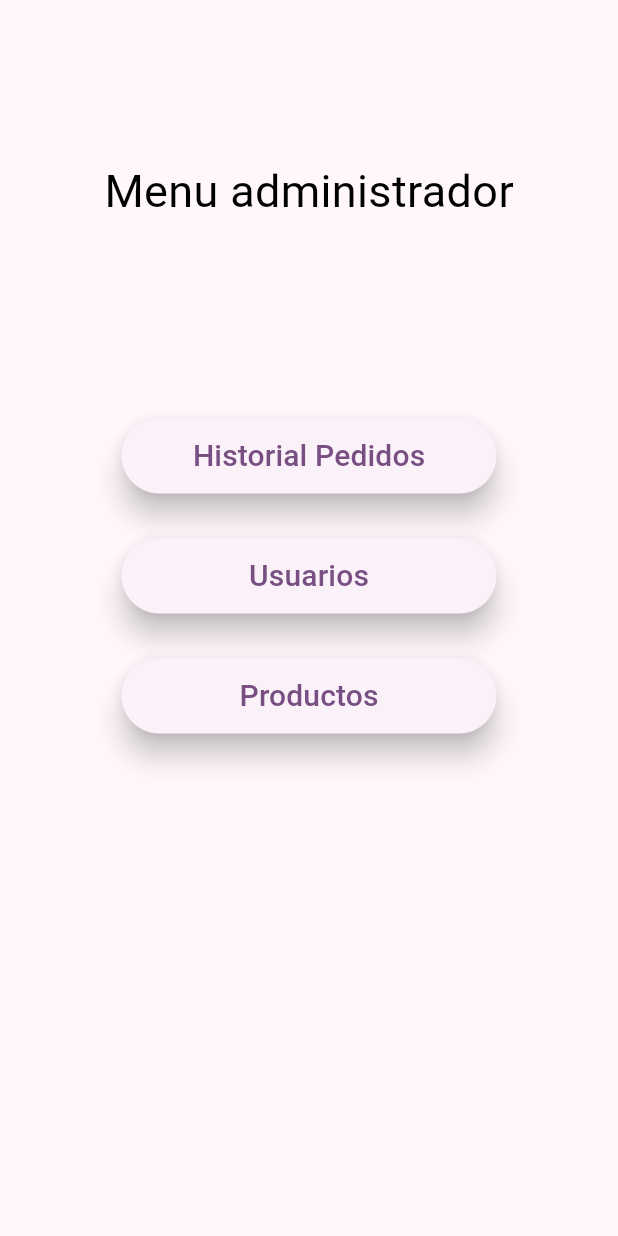
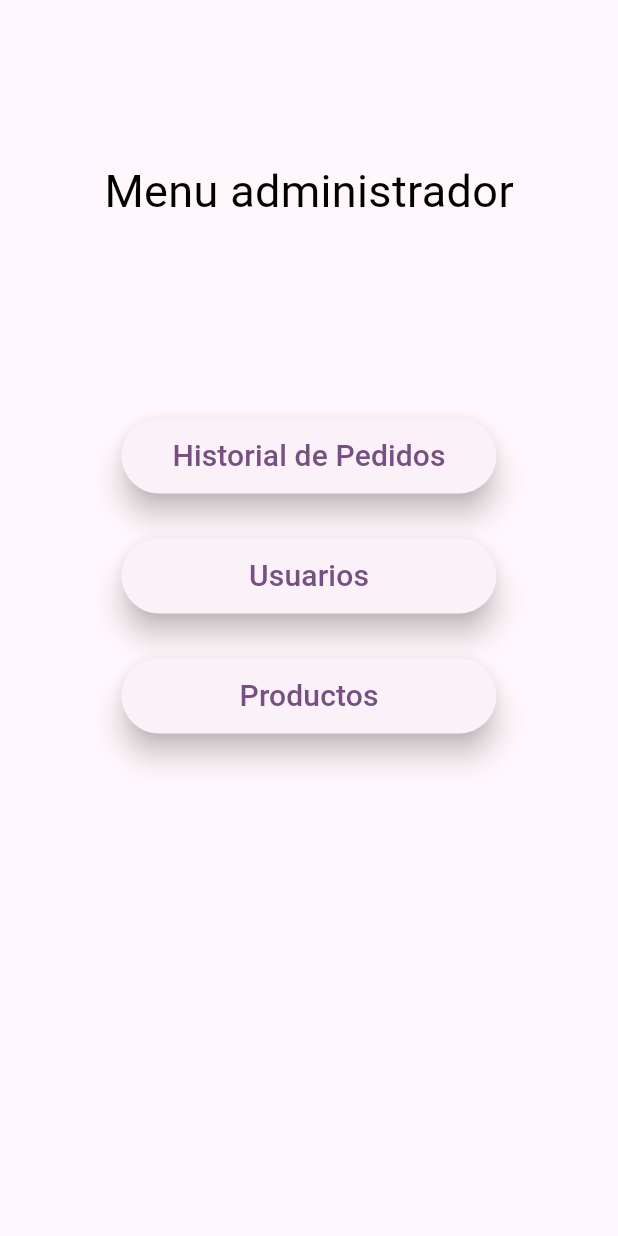
Before and after one commit to endors-toi/grupaso-pedidos, a Flutter app: the AdministradorPage screen opened directly, on a phone screen of 412 x 824 dp. Run offline on Flutter 3.47's test engine with Material 3 defaults, Android fonts, the light colour scheme and no system bars; our stand-ins replace cloud_firestore, firebase_core, flutter_easyloading, flutter_feather_icons; accounts and stored records are empty.

Commit message:
GP-7
GP-7

correcion de titulo de boton

```diff
--- a/lib/pages/administrador/administrador_page.dart
+++ b/lib/pages/administrador/administrador_page.dart
@@ -43,7 +43,7 @@ class _AdministradorPageState extends State<AdministradorPage> {
                               builder: (context) => PlaceHolderPedidos()),
                         );
                       },
-                      child: Text("Historial Pedidos",
+                      child: Text("Historial de Pedidos",
                           style: TextStyle(
                             fontSize: 20,
                           )),
```
